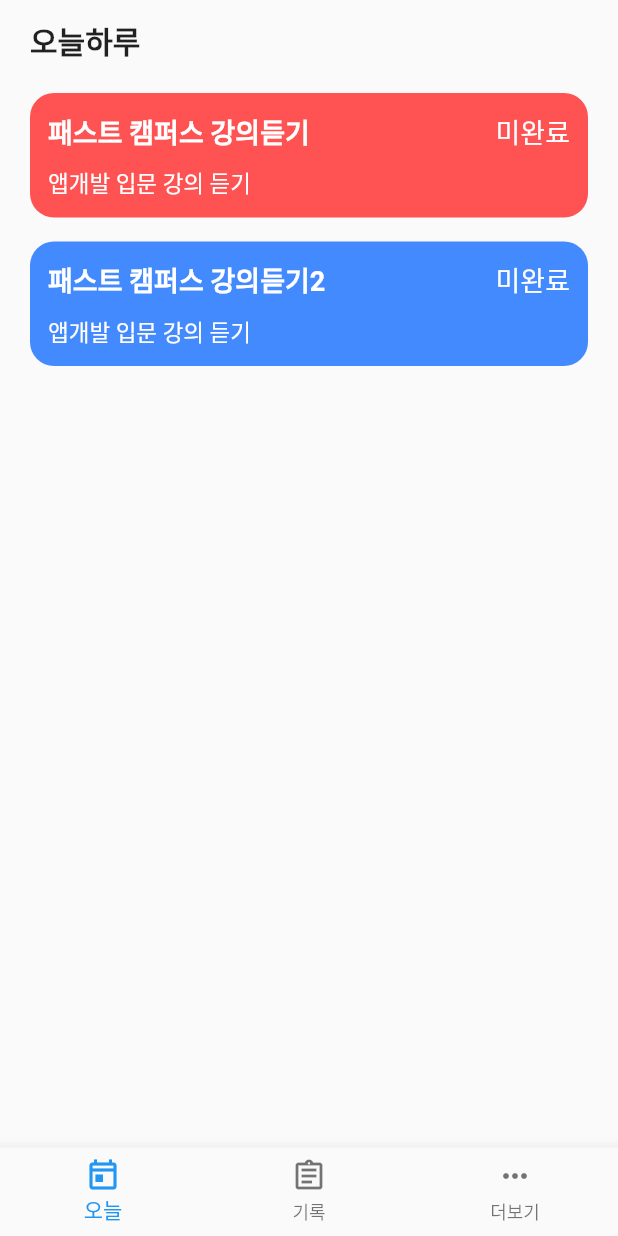
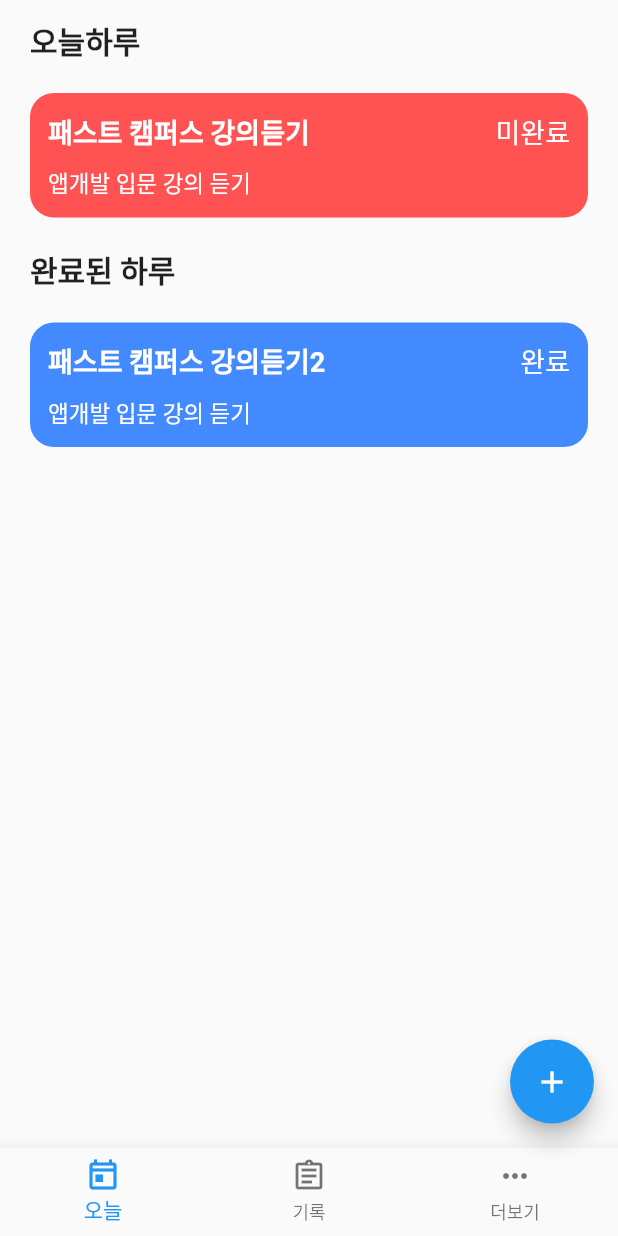
Before and after one commit to angry-dev/Flutter_Study, a Flutter app: the screen it shows after launch, on a phone screen of 412 x 824 dp. Run offline on Flutter 3.47's test engine with Material 2 defaults, Android fonts, the phone set to English and light mode, and no system bars.

Commit message:
[Feat] 작성기능 구현

```diff
--- a/todo/lib/main.dart
+++ b/todo/lib/main.dart
@@ -1,67 +1,162 @@
 import 'package:flutter/material.dart';
+import 'package:todo/write.dart';
 
 import 'data/todo.dart';
+import 'data/util.dart';
 
 void main() {
-  runApp(MyApp());
+  runApp(MaterialApp(
+    home: MyApp(),
+  ));
 }
 
-class MyApp extends StatelessWidget {
+class MyApp extends StatefulWidget {
+  const MyApp({super.key});
 
+  @override
+  State<StatefulWidget> createState() {
+    return MyAppState();
+  }
+}
+
+class MyAppState extends State<MyApp> {
   List<Todo> todos = [
-    Todo(title: "패스트 캠퍼스 강의듣기", memo: "앱개발 입문 강의 듣기", color: Colors.redAccent.value, done: 0, category: "공부", date: 20210709),
-    Todo(title: "패스트 캠퍼스 강의듣기2", memo: "앱개발 입문 강의 듣기", color: Colors.blueAccent.value, done: 0, category: "공부", date: 20210709),
+    Todo(
+        title: "패스트 캠퍼스 강의듣기",
+        memo: "앱개발 입문 강의 듣기",
+        color: Colors.redAccent.value,
+        done: 0,
+        category: "공부",
+        date: 20210709),
+    Todo(
+        title: "패스트 캠퍼스 강의듣기2",
+        memo: "앱개발 입문 강의 듣기",
+        color: Colors.blueAccent.value,
+        done: 1,
+        category: "공부",
+        date: 20210709),
   ];
+
+  @override
+  void initState() {
+    // TODO: implement initState
+    super.initState();
+  }
 
   // This widget is the root of your application.
   @override
   Widget build(BuildContext context) {
-    return MaterialApp(
-      home: Scaffold(
+    return Scaffold(
       appBar: PreferredSize(
         child: AppBar(),
         preferredSize: Size.fromHeight(0),
       ),
+      floatingActionButton: FloatingActionButton(
+        child: Icon(
+          Icons.add,
+          color: Colors.white,
+        ),
+        onPressed: () async {
+          // 화면 이동
+          Todo todo = await Navigator.of(context).push(
+            MaterialPageRoute(
+              builder: (ctx) =>
+                  TodoWritePage(
+                    todo: Todo(
+                        title: "",
+                        color: 0,
+                        memo: "",
+                        done: 0,
+                        category: "",
+                        date: Utils.getFormatTime(DateTime.now())),
+                  ),
+            ),
+          );
+          setState(() {
+            todos.add(todo);
+          });
+        },
+      ),
       body: ListView.builder(
         itemBuilder: (ctx, idx) {
-            if(idx == 0) {
+          if (idx == 0) {
             return Container(
               margin: EdgeInsets.symmetric(vertical: 12, horizontal: 20),
-                child: Text("오늘하루", style: TextStyle(fontSize: 20, fontWeight: FontWeight.bold)),
+              child: Text("오늘하루",
+                  style: TextStyle(fontSize: 20, fontWeight: FontWeight.bold)),
             );
-            } else if(idx == 1) {
+          } else if (idx == 1) {
+            List<Todo> unDone = todos.where((t) {
+              return t.done == 0;
+            }).toList();
             return Container(
               child: Column(
-                  children: List.generate(
-                    todos.length, (_idx) {
+                children: List.generate(unDone.length, (_idx) {
                   // _idx;
-                    Todo t = todos[_idx];
-                      return Container(
-                        decoration: BoxDecoration(
-                          color: Color(t.color),
-                          borderRadius: BorderRadius.circular(16),
-                        ),
-                        padding: EdgeInsets.symmetric(vertical: 12, horizontal: 12),
-                        margin: EdgeInsets.symmetric(vertical: 8, horizontal: 20),
-                        child: Column(
-                          crossAxisAlignment: CrossAxisAlignment.start,
-                          children: [
-                            Row(
-                              mainAxisAlignment: MainAxisAlignment.spaceBetween,
-                              children: [
-                                Text(t.title, style: TextStyle(fontSize: 18, color: Colors.white, fontWeight: FontWeight.bold),),
-                                Text(t.done == 0 ? "미완료" : "완료", style: TextStyle(fontSize: 18, color: Colors.white),),
-                              ],
-                            ),
-                            Container(
-                              height: 10,
-                            ),
-                            Text(t.memo, style: TextStyle(fontSize: 15, color: Colors.white),),
-                          ],
+                  Todo t = unDone[_idx];
+                  return InkWell(
+                    child: TodoCardWidget(t: t),
+                    onTap: () {
+                      setState(() {
+                        if (t.done == 0) {
+                          t.done = 1;
+                        } else {
+                          t.done = 0;
+                        }
+                      });
+                    },
+                    onLongPress: () async {
+                      // 화면 이동
+                      Todo todo = await Navigator.of(context).push(
+                        MaterialPageRoute(
+                          builder: (ctx) => TodoWritePage(todo: t,),
                         ),
                       );
+                      setState(() { });
+                    },
+                  );
+                }),
+              ),
+            );
+          } else if (idx == 2) {
+            return Container(
+              margin: EdgeInsets.symmetric(vertical: 12, horizontal: 20),
+              child: Text(
+                "완료된 하루",
+                style: TextStyle(fontSize: 20, fontWeight: FontWeight.bold),
+              ),
+            );
+          } else {
+            List<Todo> done = todos.where((t) {
+              return t.done == 1;
+            }).toList();
+            return Container(
+              child: Column(
+                children: List.generate(done.length, (_idx) {
+                  // _idx;
+                  Todo t = done[_idx];
+                  return InkWell(
+                    child: TodoCardWidget(t: t),
+                    onTap: () {
+                      setState(() {
+                        if (t.done == 0) {
+                          t.done = 1;
+                        } else {
+                          t.done = 0;
                         }
+                      });
+                    },
+                    onLongPress: () async {
+                      // 화면 이동
+                      Todo todo = await Navigator.of(context).push(
+                        MaterialPageRoute(
+                          builder: (ctx) => TodoWritePage(todo: t,),
                         ),
+                      );
+                      setState(() {});
+                    },
+                  );
+                }),
               ),
             );
           }
@@ -74,11 +169,58 @@
               icon: Icon(Icons.today_outlined), label: "오늘"),
           BottomNavigationBarItem(
               icon: Icon(Icons.assignment_outlined), label: "기록"),
-            BottomNavigationBarItem(
-                icon: Icon(Icons.more_horiz), label: "더보기"),
+          BottomNavigationBarItem(icon: Icon(Icons.more_horiz), label: "더보기"),
         ],
-        ),
       ),
     );
   }
 }
+
+class TodoCardWidget extends StatelessWidget {
+
+  Todo t;
+
+  TodoCardWidget({Key? key, required this.t}) : super(key: key);
+
+  @override
+  Widget build(BuildContext context) {
+    return Container(
+      decoration: BoxDecoration(
+        color: Color(t.color),
+        borderRadius: BorderRadius.circular(16),
+      ),
+      padding:
+      EdgeInsets.symmetric(vertical: 12, horizontal: 12),
+      margin: EdgeInsets.symmetric(vertical: 8, horizontal: 20),
+      child: Column(
+        crossAxisAlignment: CrossAxisAlignment.start,
+        children: [
+          Row(
+            mainAxisAlignment: MainAxisAlignment.spaceBetween,
+            children: [
+              Text(
+                t.title,
+                style: TextStyle(
+                    fontSize: 18,
+                    color: Colors.white,
+                    fontWeight: FontWeight.bold),
+              ),
+              Text(
+                t.done == 0 ? "미완료" : "완료",
+                style: TextStyle(
+                    fontSize: 18, color: Colors.white),
+              ),
+            ],
+          ),
+          Container(
+            height: 10,
+          ),
+          Text(
+            t.memo,
+            style: TextStyle(fontSize: 15, color: Colors.white),
+          ),
+        ],
+      ),
+    );
+  }
+}
```
Also changed, not shown: todo/lib/write.dart (added, +159 -0 lines). Lines whose indentation alone changed are shown as unchanged.
